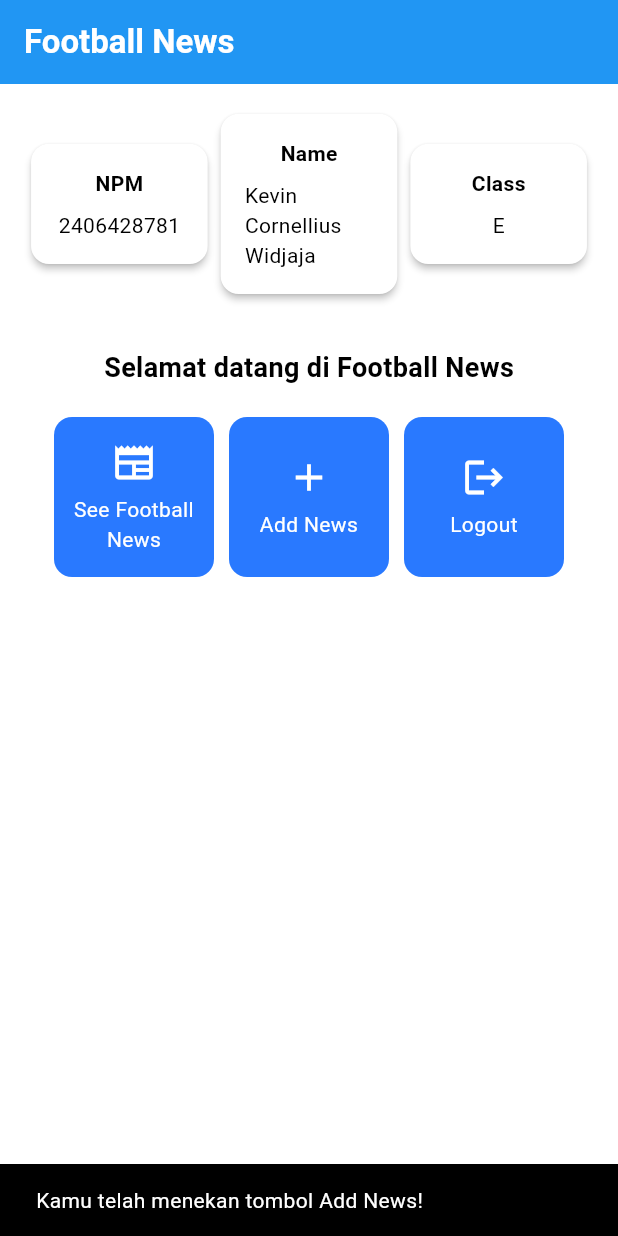
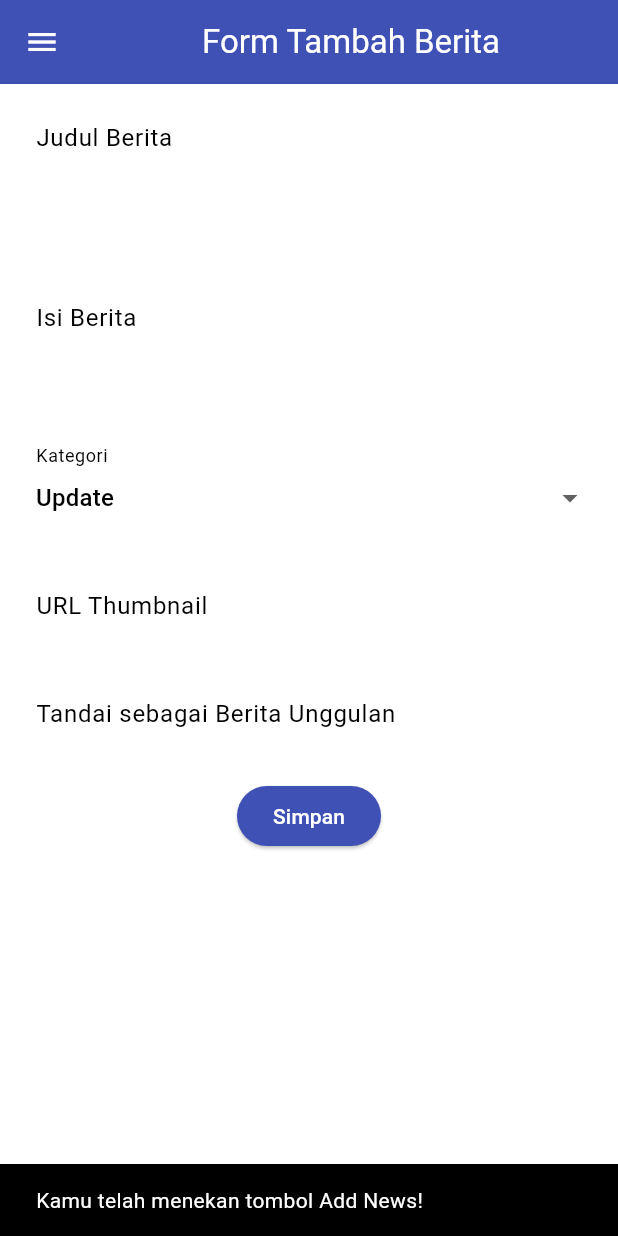
Before and after one commit to kevincornellius/football-news-mobile, a Flutter app: the screen it shows after launch, after a tap on "Add News", on a phone screen of 412 x 824 dp. Run offline on Flutter 3.47's test engine with Material 3 defaults, Android fonts, the phone set to English and light mode, and no system bars.

Commit message:
feat: restructure project by organizing screens and widgets

```diff
--- a/lib/main.dart
+++ b/lib/main.dart
@@ -1,5 +1,5 @@
 import 'package:flutter/material.dart';
-import 'package:football_news/menu.dart';
+import 'package:football_news/screens/menu.dart';
 
 void main() {
   runApp(const MyApp());
--- a/lib/menu.dart
+++ b/lib/screens/menu.dart
@@ -1,4 +1,7 @@
 import 'package:flutter/material.dart';
+import 'package:football_news/widgets/news_card.dart';
+import 'package:football_news/widgets/left_drawer.dart';
+import 'package:football_news/screens/newslist_form.dart';
 
 class MyHomePage extends StatelessWidget {
   MyHomePage({super.key});
@@ -16,7 +19,6 @@ class MyHomePage extends StatelessWidget {
   Widget build(BuildContext context) {
     // Scaffold menyediakan struktur dasar halaman dengan AppBar dan body.
     return Scaffold(
-      // AppBar adalah bagian atas halaman yang menampilkan judul.
       appBar: AppBar(
         // Judul aplikasi "Football News" dengan teks putih dan tebal.
         title: const Text(
@@ -26,6 +28,7 @@ class MyHomePage extends StatelessWidget {
         // Warna latar belakang AppBar diambil dari skema warna tema aplikasi.
         backgroundColor: Theme.of(context).colorScheme.primary,
       ),
+      drawer: LeftDrawer(),
       // Body halaman dengan padding di sekelilingnya.
       body: Padding(
         padding: const EdgeInsets.all(16.0),
@@ -126,54 +129,3 @@ class ItemHomepage {
 
   ItemHomepage(this.name, this.icon);
 }
-
-class ItemCard extends StatelessWidget {
-  // Menampilkan kartu dengan ikon dan nama.
-
-  final ItemHomepage item;
-
-  const ItemCard(this.item, {super.key});
-
-  @override
-  Widget build(BuildContext context) {
-    return Material(
-      // Menentukan warna latar belakang dari tema aplikasi.
-      color: Theme.of(context).colorScheme.secondary,
-      // Membuat sudut kartu melengkung.
-      borderRadius: BorderRadius.circular(12),
-
-      child: InkWell(
-        // Aksi ketika kartu ditekan.
-        onTap: () {
-          // Menampilkan pesan SnackBar saat kartu ditekan.
-          ScaffoldMessenger.of(context)
-            ..hideCurrentSnackBar()
-            ..showSnackBar(
-              SnackBar(
-                content: Text("Kamu telah menekan tombol ${item.name}!"),
-              ),
-            );
-        },
-        // Container untuk menyimpan Icon dan Text
-        child: Container(
-          padding: const EdgeInsets.all(8),
-          child: Center(
-            child: Column(
-              // Menyusun ikon dan teks di tengah kartu.
-              mainAxisAlignment: MainAxisAlignment.center,
-              children: [
-                Icon(item.icon, color: Colors.white, size: 30.0),
-                const Padding(padding: EdgeInsets.all(3)),
-                Text(
-                  item.name,
-                  textAlign: TextAlign.center,
-                  style: const TextStyle(color: Colors.white),
-                ),
-              ],
-            ),
-          ),
-        ),
-      ),
-    );
-  }
-}
--- /dev/null
+++ b/lib/screens/newslist_form.dart
@@ -0,0 +1,210 @@
+import 'package:flutter/material.dart';
+import 'package:football_news/widgets/left_drawer.dart';
+
+class NewsFormPage extends StatefulWidget {
+  const NewsFormPage({super.key});
+
+  @override
+  State<NewsFormPage> createState() => _NewsFormPageState();
+}
+
+class _NewsFormPageState extends State<NewsFormPage> {
+  final _formKey = GlobalKey<FormState>();
+  String _title = "";
+  String _content = "";
+  String _category = "update"; // default
+  String _thumbnail = "";
+  bool _isFeatured = false; // default
+
+  final List<String> _categories = [
+    'transfer',
+    'update',
+    'exclusive',
+    'match',
+    'rumor',
+    'analysis',
+  ];
+
+  @override
+  Widget build(BuildContext context) {
+    return Scaffold(
+      appBar: AppBar(
+        title: const Center(child: Text('Form Tambah Berita')),
+        backgroundColor: Colors.indigo,
+        foregroundColor: Colors.white,
+      ),
+      drawer: LeftDrawer(),
+      body: Form(
+        key: _formKey,
+        child: SingleChildScrollView(
+          child: Column(
+            crossAxisAlignment: CrossAxisAlignment.start,
+            children: [
+              // === Title ===
+              Padding(
+                padding: const EdgeInsets.all(8.0),
+                child: TextFormField(
+                  decoration: InputDecoration(
+                    hintText: "Judul Berita",
+                    labelText: "Judul Berita",
+                    border: OutlineInputBorder(
+                      borderRadius: BorderRadius.circular(5.0),
+                    ),
+                  ),
+                  onChanged: (String? value) {
+                    setState(() {
+                      _title = value!;
+                    });
+                  },
+                  validator: (String? value) {
+                    if (value == null || value.isEmpty) {
+                      return "Judul tidak boleh kosong!";
+                    }
+                    return null;
+                  },
+                ),
+              ),
+              // === Content ===
+              Padding(
+                padding: const EdgeInsets.all(8.0),
+                child: TextFormField(
+                  maxLines: 5,
+                  decoration: InputDecoration(
+                    hintText: "Isi Berita",
+                    labelText: "Isi Berita",
+                    border: OutlineInputBorder(
+                      borderRadius: BorderRadius.circular(5.0),
+                    ),
+                  ),
+                  onChanged: (String? value) {
+                    setState(() {
+                      _content = value!;
+                    });
+                  },
+                  validator: (String? value) {
+                    if (value == null || value.isEmpty) {
+                      return "Isi berita tidak boleh kosong!";
+                    }
+                    return null;
+                  },
+                ),
+              ),
+
+              // === Category ===
+              Padding(
+                padding: const EdgeInsets.all(8.0),
+                child: DropdownButtonFormField<String>(
+                  decoration: InputDecoration(
+                    labelText: "Kategori",
+                    border: OutlineInputBorder(
+                      borderRadius: BorderRadius.circular(5.0),
+                    ),
+                  ),
+                  value: _category,
+                  items: _categories
+                      .map(
+                        (cat) => DropdownMenuItem(
+                          value: cat,
+                          child: Text(cat[0].toUpperCase() + cat.substring(1)),
+                        ),
+                      )
+                      .toList(),
+                  onChanged: (String? newValue) {
+                    setState(() {
+                      _category = newValue!;
+                    });
+                  },
+                ),
+              ),
+
+              // === Thumbnail URL ===
+              Padding(
+                padding: const EdgeInsets.all(8.0),
+                child: TextFormField(
+                  decoration: InputDecoration(
+                    hintText: "URL Thumbnail (opsional)",
+                    labelText: "URL Thumbnail",
+                    border: OutlineInputBorder(
+                      borderRadius: BorderRadius.circular(5.0),
+                    ),
+                  ),
+                  onChanged: (String? value) {
+                    setState(() {
+                      _thumbnail = value!;
+                    });
+                  },
+                ),
+              ),
+
+              // === Is Featured ===
+              Padding(
+                padding: const EdgeInsets.all(8.0),
+                child: SwitchListTile(
+                  title: const Text("Tandai sebagai Berita Unggulan"),
+                  value: _isFeatured,
+                  onChanged: (bool value) {
+                    setState(() {
+                      _isFeatured = value;
+                    });
+                  },
+                ),
+              ),
+              // === Tombol Simpan ===
+              Align(
+                alignment: Alignment.bottomCenter,
+                child: Padding(
+                  padding: const EdgeInsets.all(8.0),
+                  child: ElevatedButton(
+                    style: ButtonStyle(
+                      backgroundColor: MaterialStateProperty.all(Colors.indigo),
+                    ),
+                    onPressed: () {
+                      if (_formKey.currentState!.validate()) {
+                        showDialog(
+                          context: context,
+                          builder: (context) {
+                            return AlertDialog(
+                              title: const Text('Berita berhasil disimpan!'),
+                              content: SingleChildScrollView(
+                                child: Column(
+                                  crossAxisAlignment: CrossAxisAlignment.start,
+                                  children: [
+                                    Text('Judul: $_title'),
+                                    Text('Isi: $_content'),
+                                    Text('Kategori: $_category'),
+                                    Text('Thumbnail: $_thumbnail'),
+                                    Text(
+                                      'Unggulan: ${_isFeatured ? "Ya" : "Tidak"}',
+                                    ),
+                                  ],
+                                ),
+                              ),
+                              actions: [
+                                TextButton(
+                                  child: const Text('OK'),
+                                  onPressed: () {
+                                    Navigator.pop(context);
+                                  },
+                                ),
+                              ],
+                            );
+                          },
+                        );
+                        _formKey.currentState!.reset();
+                      }
+                    },
+                    child: const Text(
+                      "Simpan",
+                      style: TextStyle(color: Colors.white),
+                    ),
+                  ),
+                ),
+              ),
+            ],
+          ),
+        ),
+      ),
+    );
+    ;
+  }
+}
--- /dev/null
+++ b/lib/widgets/left_drawer.dart
@@ -0,0 +1,80 @@
+import 'package:flutter/material.dart';
+import 'package:football_news/screens/menu.dart';
+import 'package:football_news/screens/newslist_form.dart';
+
+class LeftDrawer extends StatelessWidget {
+  const LeftDrawer({super.key});
+
+  @override
+  Widget build(BuildContext context) {
+    return Drawer(
+      child: ListView(
+        children: [
+          const DrawerHeader(
+            decoration: BoxDecoration(color: Colors.blue),
+            child: Column(
+              children: [
+                Text(
+                  'Football News',
+                  textAlign: TextAlign.center,
+                  style: TextStyle(
+                    fontSize: 30,
+                    fontWeight: FontWeight.bold,
+                    color: Colors.white,
+                  ),
+                ),
+                Padding(padding: EdgeInsets.all(10)),
+                Text(
+                  "Seluruh berita sepak bola terkini di sini!",
+                  textAlign: TextAlign.center,
+                  style: TextStyle(
+                    fontSize: 15,
+                    color: Colors.white,
+                    fontWeight: FontWeight.normal,
+                  ),
+                ),
+              ],
+            ),
+          ),
+          ListTile(
+            leading: const Icon(Icons.home_outlined),
+            title: const Text('Home'),
+            // Bagian redirection ke MyHomePage
+            onTap: () {
+              Navigator.push(
+                context,
+                MaterialPageRoute(builder: (context) => MyHomePage()),
+              );
+            },
+          ),
+          ListTile(
+            leading: const Icon(Icons.post_add),
+            title: const Text('Add News'),
+            // Bagian redirection ke NewsFormPage
+            onTap: () {
+              Navigator.push(
+                context,
+                MaterialPageRoute(builder: (context) => NewsFormPage()),
+              );
+            },
+          ),
+
+          // NEXTTODO: Buat ListTile baru untuk ke halaman melihat news
+          ListTile(
+            leading: const Icon(Icons.newspaper),
+            title: const Text('See Football News'),
+            // Bagian redirection ke MyHomePage
+            onTap: () {
+              Navigator.push(
+                context,
+                MaterialPageRoute(
+                  builder: (context) => MyHomePage(),
+                ), // placeholder
+              );
+            },
+          ),
+        ],
+      ),
+    );
+  }
+}
--- /dev/null
+++ b/lib/widgets/news_card.dart
@@ -0,0 +1,63 @@
+import 'package:flutter/material.dart';
+import 'package:football_news/screens/newslist_form.dart';
+import 'package:football_news/screens/menu.dart';
+
+class ItemCard extends StatelessWidget {
+  // Menampilkan kartu dengan ikon dan nama.
+
+  final ItemHomepage item;
+
+  const ItemCard(this.item, {super.key});
+
+  @override
+  Widget build(BuildContext context) {
+    return Material(
+      // Menentukan warna latar belakang dari tema aplikasi.
+      color: Theme.of(context).colorScheme.secondary,
+      // Membuat sudut kartu melengkung.
+      borderRadius: BorderRadius.circular(12),
+
+      child: InkWell(
+        // Aksi ketika kartu ditekan.
+        onTap: () {
+          // Menampilkan pesan SnackBar saat kartu ditekan.
+          ScaffoldMessenger.of(context)
+            ..hideCurrentSnackBar()
+            ..showSnackBar(
+              SnackBar(
+                content: Text("Kamu telah menekan tombol ${item.name}!"),
+              ),
+            );
+
+          // Navigate ke route yang sesuai (tergantung jenis tombol)
+          if (item.name == "Add News") {
+            // Gunakan Navigator.push untuk melakukan navigasi ke MaterialPageRoute yang mencakup NewsFormPage.
+            Navigator.push(
+              context,
+              MaterialPageRoute(builder: (context) => NewsFormPage()),
+            );
+          }
+        },
+        // Container untuk menyimpan Icon dan Text
+        child: Container(
+          padding: const EdgeInsets.all(8),
+          child: Center(
+            child: Column(
+              // Menyusun ikon dan teks di tengah kartu.
+              mainAxisAlignment: MainAxisAlignment.center,
+              children: [
+                Icon(item.icon, color: Colors.white, size: 30.0),
+                const Padding(padding: EdgeInsets.all(3)),
+                Text(
+                  item.name,
+                  textAlign: TextAlign.center,
+                  style: const TextStyle(color: Colors.white),
+                ),
+              ],
+            ),
+          ),
+        ),
+      ),
+    );
+  }
+}
```
